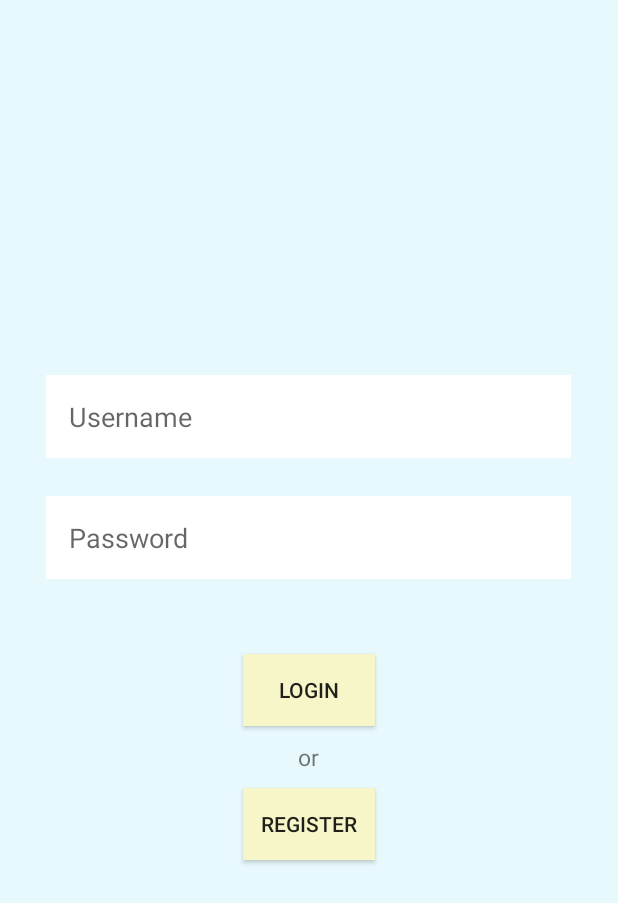
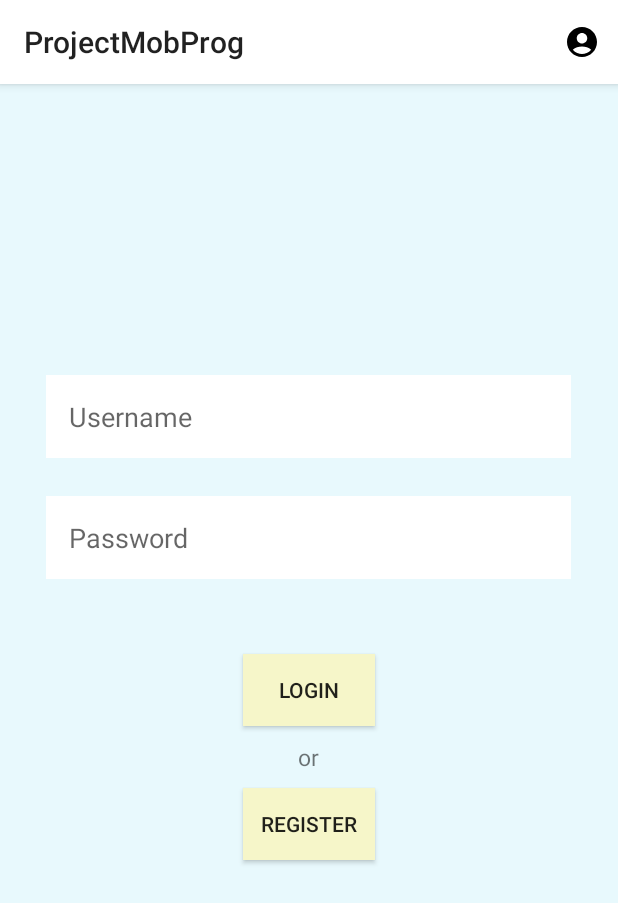
Before and after one commit to GunnerCat/ProjectMobProg, an Android app: the screen it shows after launch (MainActivity), on a phone screen of 412 x 824 dp. Shown: the top 903 px of the screen. Run offline under Robolectric (Android 15) with nearby library versions, the phone set to English and light mode, and no system bars.

Commit message:
fixes toolbar not showed up

```diff
--- a/app/src/main/java/com/example/projectmobprog/MainActivity.java
+++ b/app/src/main/java/com/example/projectmobprog/MainActivity.java
@@ -2,6 +2,7 @@ package com.example.projectmobprog;
 
 import androidx.annotation.NonNull;
 import androidx.appcompat.app.AppCompatActivity;
+import androidx.appcompat.widget.Toolbar;
 
 import android.content.Intent;
 import android.os.Bundle;
@@ -25,6 +26,8 @@ public class MainActivity extends AppCompatActivity {
         super.onCreate(savedInstanceState);
         setContentView(R.layout.activity_main);
 
+        Toolbar myToolbar = (Toolbar) findViewById(R.id.toolbar);
+        setSupportActionBar(myToolbar);
         //Login
         Username = (EditText) findViewById(R.id.Username);
         Password = (EditText) findViewById(R.id.Password);
@@ -81,7 +84,6 @@ public class MainActivity extends AppCompatActivity {
         inflater.inflate(R.menu.account_menu, menu);
         return true;
     }
-
    @Override
    public boolean onOptionsItemSelected(@NonNull MenuItem item) {
        return super.onOptionsItemSelected(item);
--- a/app/src/main/res/layout/activity_main.xml
+++ b/app/src/main/res/layout/activity_main.xml
@@ -6,6 +6,17 @@
     android:layout_height="match_parent"
     android:background="@color/cyan"
     tools:context=".MainActivity">
+
+    <com.google.android.material.appbar.AppBarLayout
+        android:layout_width="match_parent"
+        android:layout_height="wrap_content">
+
+        <androidx.appcompat.widget.Toolbar
+            android:id="@+id/toolbar"
+            android:layout_width="match_parent"
+            android:layout_height="?attr/actionBarSize"
+            android:background="@color/white" />
+    </com.google.android.material.appbar.AppBarLayout>
 
     <EditText
         android:layout_width="350dp"
```
